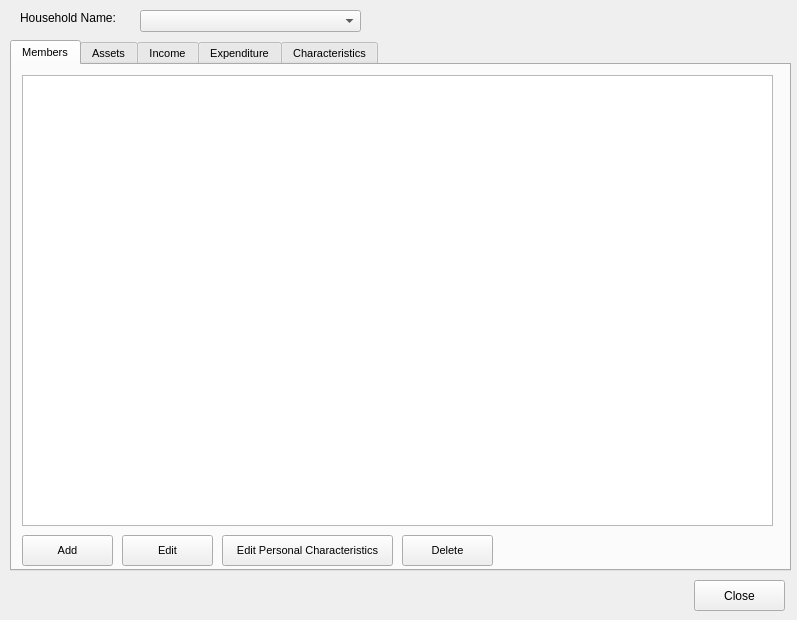
Qt form open-ihm/gui/designs/ui_household_data.ui (snim2mirror/openihm) before a commit.
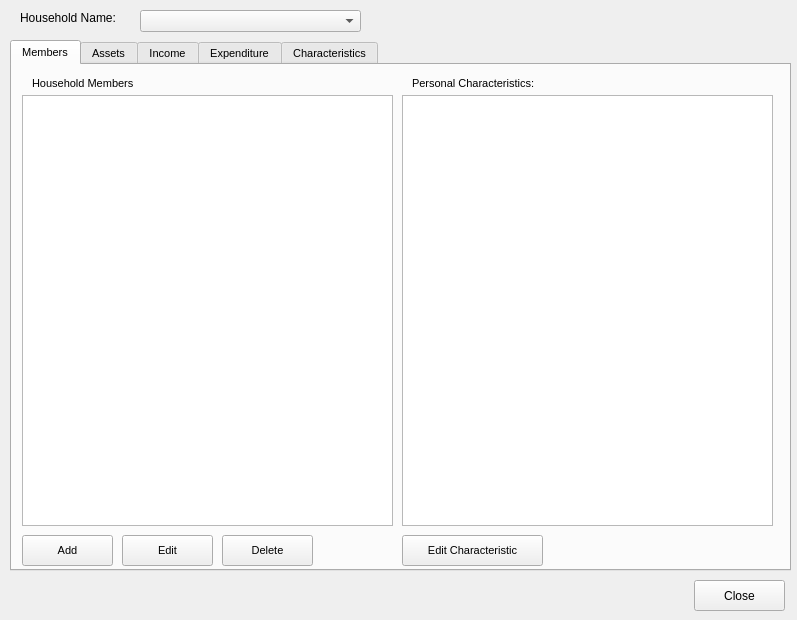
The same form after that commit.

Commit message: Changed data entry for household members and their personal characteristics

The edit to the form file:
```diff
--- a/open-ihm/gui/designs/ui_household_data.ui
+++ b/open-ihm/gui/designs/ui_household_data.ui
@@ -44,9 +44,9 @@
      <property name="geometry">
       <rect>
        <x>10</x>
-       <y>10</y>
-       <width>751</width>
-       <height>451</height>
+       <y>30</y>
+       <width>371</width>
+       <height>431</height>
       </rect>
      </property>
     </widget>
@@ -79,27 +79,63 @@
     <widget class="QPushButton" name="cmdDelMember">
      <property name="geometry">
       <rect>
-       <x>390</x>
-       <y>470</y>
-       <width>91</width>
-       <height>31</height>
-      </rect>
-     </property>
-     <property name="text">
-      <string>Delete</string>
-     </property>
-    </widget>
-    <widget class="QPushButton" name="cmdEditPersonalChars">
-     <property name="geometry">
-      <rect>
        <x>210</x>
        <y>470</y>
-       <width>171</width>
+       <width>91</width>
        <height>31</height>
       </rect>
      </property>
      <property name="text">
-      <string>Edit Personal Characteristics</string>
+      <string>Delete</string>
+     </property>
+    </widget>
+    <widget class="QTableView" name="tblPersonalCharacteristics">
+     <property name="geometry">
+      <rect>
+       <x>390</x>
+       <y>30</y>
+       <width>371</width>
+       <height>431</height>
+      </rect>
+     </property>
+    </widget>
+    <widget class="QPushButton" name="cmdEditPersonalCharacteristic">
+     <property name="geometry">
+      <rect>
+       <x>390</x>
+       <y>470</y>
+       <width>141</width>
+       <height>31</height>
+      </rect>
+     </property>
+     <property name="text">
+      <string>Edit Characteristic</string>
+     </property>
+    </widget>
+    <widget class="QLabel" name="label_8">
+     <property name="geometry">
+      <rect>
+       <x>20</x>
+       <y>10</y>
+       <width>111</width>
+       <height>16</height>
+      </rect>
+     </property>
+     <property name="text">
+      <string>Household Members</string>
+     </property>
+    </widget>
+    <widget class="QLabel" name="lblPersonalCharacteristicsHeader">
+     <property name="geometry">
+      <rect>
+       <x>400</x>
+       <y>10</y>
+       <width>231</width>
+       <height>16</height>
+      </rect>
+     </property>
+     <property name="text">
+      <string>Personal Characteristics:</string>
      </property>
     </widget>
    </widget>
```
The commit also changes 11 other files.
